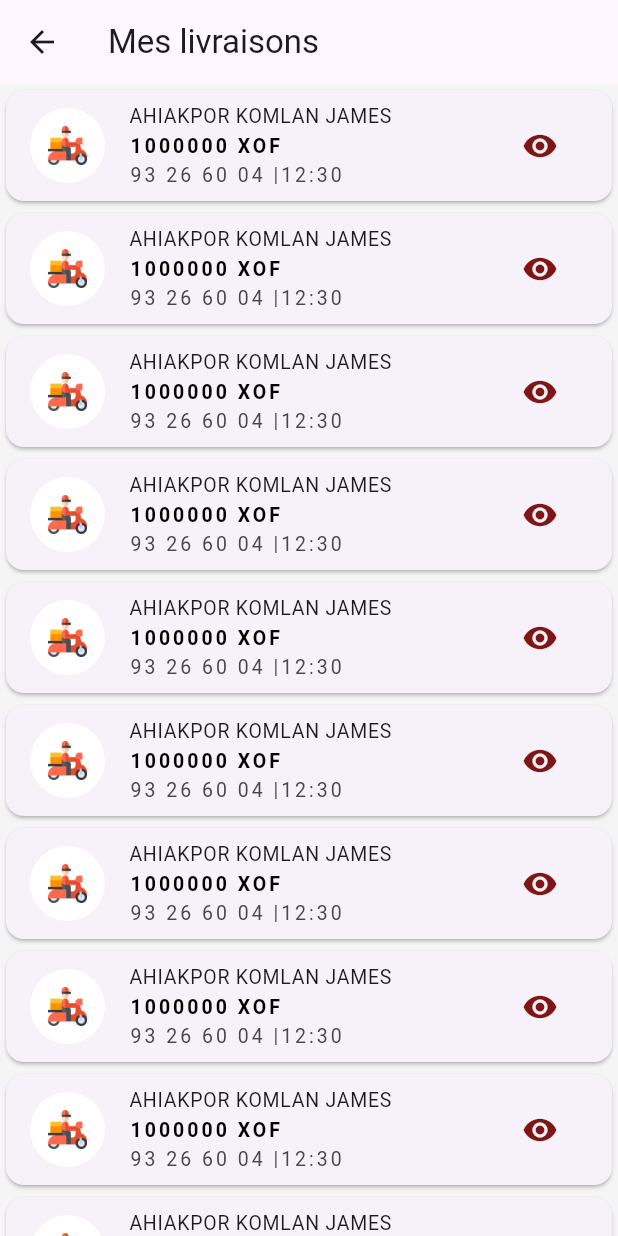
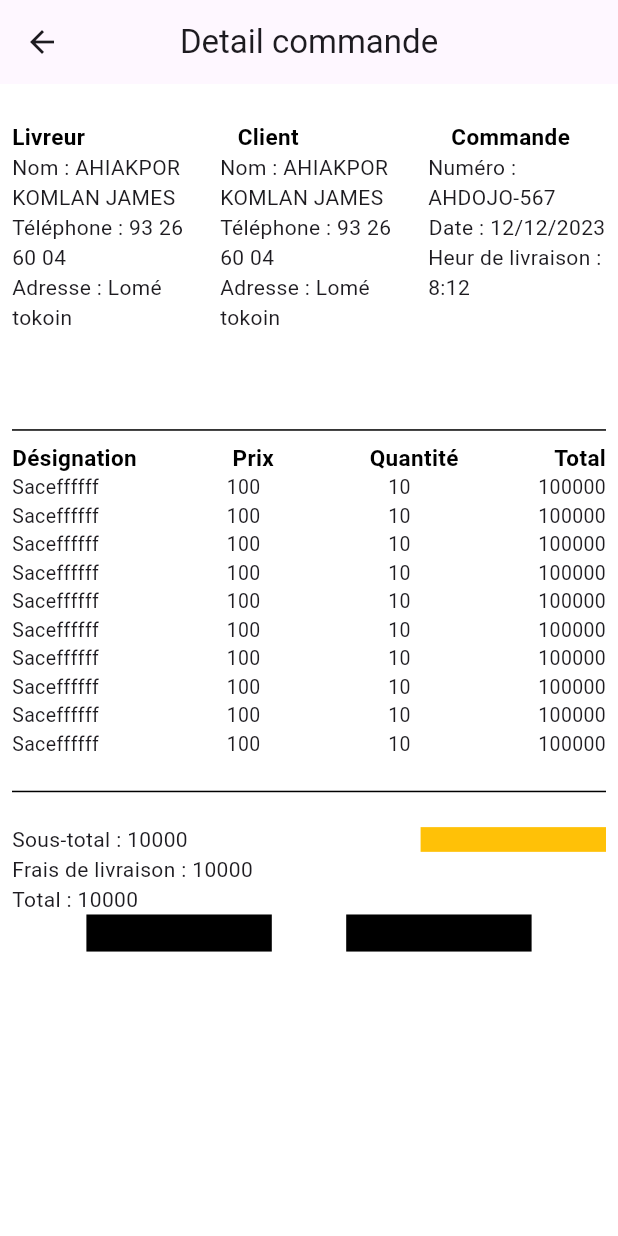
Before and after one commit to james19999/gestpluslivreur, a Flutter app: the OrderUse screen opened directly, after a tap on the "remove red eye" icon, on a phone screen of 412 x 824 dp. Run offline on Flutter 3.47's test engine with Material 3 defaults, Android fonts, the phone set to English and light mode, and no system bars; our stand-ins replace animated_splash_screen, flutter_riverpod, get, get_storage; accounts and stored records are empty; Roboto replaces fonts that are missing (poppins).

Commit message:
view detail

```diff
--- a/lib/pages/admin/admin.dart
+++ b/lib/pages/admin/admin.dart
@@ -43,6 +43,7 @@
                 SizedBox(
                   height: Get.height * 0.04,
                 ),
+
                 Row(
                   children: <Widget>[
                     Flexible(
--- /dev/null
+++ b/lib/pages/order/order_detail.dart
@@ -0,0 +1,191 @@
+import 'package:flutter/material.dart';
+import 'package:flutter_riverpod/flutter_riverpod.dart';
+import 'package:get/get.dart';
+
+class OrderDetail extends ConsumerWidget {
+  const OrderDetail({super.key});
+
+  @override
+  Widget build(BuildContext context, WidgetRef ref) {
+    return Scaffold(
+      appBar: AppBar(
+        centerTitle: true,
+        title: Text('Detail commande'),
+      ),
+      body: SingleChildScrollView(
+        physics: ScrollPhysics(),
+        child: Padding(
+          padding: const EdgeInsets.all(8.0),
+          child: Column(
+            children: [
+              SizedBox(
+                height: Get.height * 0.02,
+              ),
+              Row(
+                mainAxisAlignment: MainAxisAlignment.spaceBetween,
+                children: [
+                  HedarLine("Livreur"),
+                  HedarLine("Client"),
+                  Padding(
+                    padding: const EdgeInsets.only(right: 24.0),
+                    child: HedarLine("Commande"),
+                  ),
+                ],
+              ),
+              Row(
+                children: <Widget>[
+                  Flexible(
+                    flex: 1,
+                    fit: FlexFit.tight,
+                    child: Container(
+                      height: Get.height * 0.2,
+                      width: Get.width * 1,
+                      decoration: BoxDecoration(
+                        borderRadius: BorderRadius.circular(10),
+                      ), //BoxDecoration
+                      child: Column(children: [
+                        Textline("Nom", "AHIAKPOR KOMLAN JAMES"),
+                        Textline("Téléphone", "93 26 60 04"),
+                        Textline("Adresse", "Lomé tokoin"),
+                      ]),
+                    ), //Container
+                  ), //Flexible
+                  SizedBox(
+                    width: 20,
+                  ), //SizedBox
+                  Flexible(
+                    flex: 1,
+                    fit: FlexFit.loose,
+                    child: Container(
+                      height: Get.height * 0.2,
+                      width: Get.width * 1,
+                      decoration: BoxDecoration(
+                        borderRadius: BorderRadius.circular(10),
+                      ),
+                      child: Column(children: [
+                        Textline("Nom", "AHIAKPOR KOMLAN JAMES"),
+                        Textline("Téléphone", "93 26 60 04"),
+                        Textline("Adresse", "Lomé tokoin"),
+                      ]),
+                      //BoxDecoration
+                    ), //Container
+                  ),
+                  SizedBox(
+                    width: 20,
+                  ), //Flexible
+                  Flexible(
+                    flex: 1,
+                    fit: FlexFit.loose,
+                    child: Container(
+                      height: Get.height * 0.2,
+                      width: Get.width * 1,
+                      decoration: BoxDecoration(
+                        borderRadius: BorderRadius.circular(10),
+                      ),
+                      child: Column(children: [
+                        Textline("Numéro", "AHDOJO-567"),
+                        Textline("Date", "12/12/2023"),
+                        Textline("Heur de livraison", "8:12"),
+                      ]),
+                      //BoxDecoration
+                    ), //Container
+                  ) //Flexible
+                ], //<Widget>[]
+                mainAxisAlignment: MainAxisAlignment.spaceBetween,
+              ),
+              SizedBox(
+                height: Get.height * 0.015,
+              ),
+              Divider(
+                color: Colors.black,
+              ),
+              Row(
+                mainAxisAlignment: MainAxisAlignment.spaceBetween,
+                children: [
+                  HedarLine("Désignation"),
+                  HedarLine("Prix"),
+                  HedarLine("Quantité"),
+                  HedarLine("Total"),
+                ],
+              ),
+              ListView.builder(
+                shrinkWrap: true,
+                itemCount: 10,
+                physics: NeverScrollableScrollPhysics(),
+                itemBuilder: (context, index) {
+                  return Row(
+                    mainAxisAlignment: MainAxisAlignment.spaceBetween,
+                    children: [
+                      HedarLines("Saceffffff"),
+                      HedarLines("100"),
+                      HedarLines("10"),
+                      HedarLines("100000"),
+                    ],
+                  );
+                },
+              ),
+              SizedBox(
+                height: Get.height * 0.017,
+              ),
+              Divider(
+                color: Colors.black,
+              ),
+              SizedBox(
+                height: Get.height * 0.017,
+              ),
+              Row(
+                mainAxisAlignment: MainAxisAlignment.spaceBetween,
+                children: [
+                  Textline("Sous-total", 10000),
+                  Container(
+                    height: Get.height * 0.02,
+                    color: Colors.amber,
+                    width: Get.width * 0.3,
+                  )
+                ],
+              ),
+              Row(
+                children: [
+                  Textline("Frais de livraison", 10000),
+                ],
+              ),
+              Row(
+                children: [
+                  Textline("Total", 10000),
+                ],
+              ),
+              Row(
+                mainAxisAlignment: MainAxisAlignment.spaceEvenly,
+                children: [
+                  Container(
+                    color: Colors.black,
+                    height: Get.height * 0.03,
+                    width: Get.width * 0.3,
+                  ),
+                  Container(
+                    color: Colors.black,
+                    height: Get.height * 0.03,
+                    width: Get.width * 0.3,
+                  ),
+                ],
+              )
+            ],
+          ),
+        ),
+      ),
+    );
+  }
+
+  Text HedarLine(label) => Text(
+        "$label",
+        style: TextStyle(
+            color: Colors.black, fontWeight: FontWeight.bold, fontSize: 15),
+      );
+  Text HedarLines(label) => Text(
+        "$label",
+        style: TextStyle(overflow: TextOverflow.ellipsis, fontSize: 13),
+        maxLines: 1,
+      );
+
+  Text Textline(label1, label2) => Text("$label1 : $label2");
+}
--- a/lib/pages/userorders/order_user_card.dart
+++ b/lib/pages/userorders/order_user_card.dart
@@ -1,6 +1,8 @@
 import 'package:flutter/material.dart';
 import 'package:flutter_riverpod/flutter_riverpod.dart';
 import 'package:gestlivreur/pages/colors/color.dart';
+import 'package:gestlivreur/pages/order/order_detail.dart';
+import 'package:get/get.dart';
 
 class OrderCardUser extends ConsumerWidget {
   const OrderCardUser({super.key});
@@ -70,8 +72,7 @@
         ),
         trailing: IconButton(
           onPressed: () {
-            // Get.to(() => ShowClient(client: clientModel),
-            //     transition: Transition.fade);
+            Get.to(() => OrderDetail(), transition: Transition.fade);
           },
           icon: Icon(
             Icons.remove_red_eye,
```
